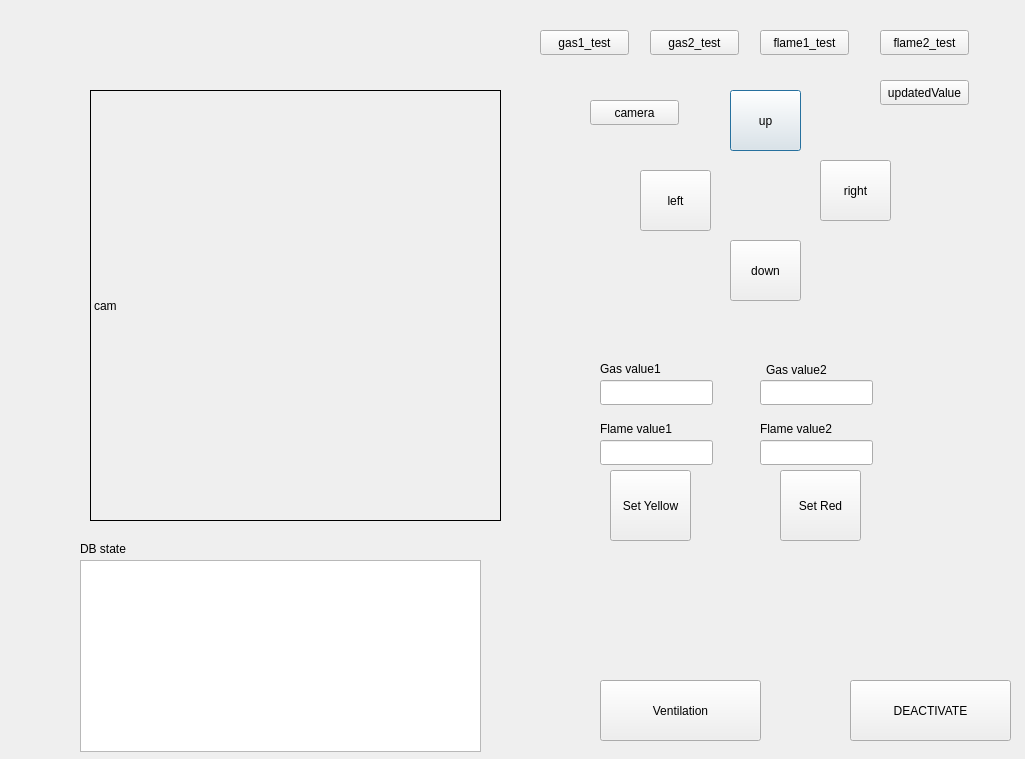
addinedu-ros-6th/iot-repo-4, file Monitoring_system/userMonitor.ui: the form before one commit.
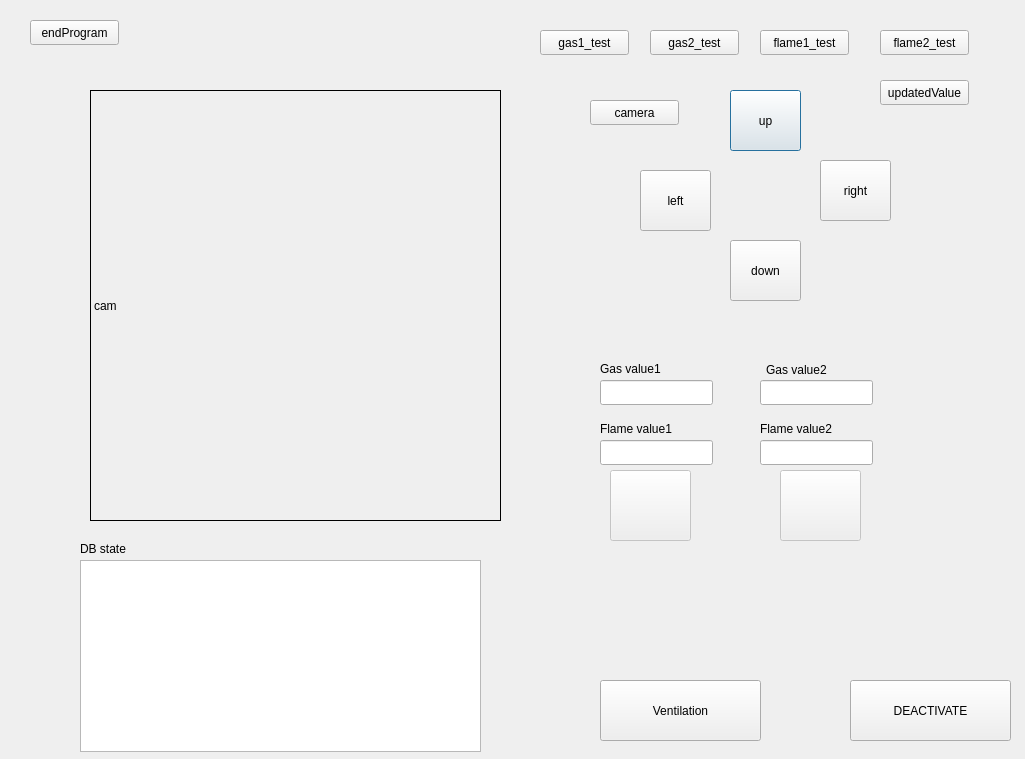
The form after the commit.

Commit message: RFID connection altered

Patch:
```diff
--- a/Monitoring_system/userMonitor.ui
+++ b/Monitoring_system/userMonitor.ui
@@ -141,6 +141,9 @@
    </property>
   </widget>
   <widget class="QPushButton" name="gas_led_button">
+   <property name="enabled">
+    <bool>false</bool>
+   </property>
    <property name="geometry">
     <rect>
      <x>610</x>
@@ -150,10 +153,13 @@
     </rect>
    </property>
    <property name="text">
-    <string>Set Yellow</string>
+    <string/>
    </property>
   </widget>
   <widget class="QPushButton" name="flame_led_button">
+   <property name="enabled">
+    <bool>false</bool>
+   </property>
    <property name="geometry">
     <rect>
      <x>780</x>
@@ -163,7 +169,7 @@
     </rect>
    </property>
    <property name="text">
-    <string>Set Red</string>
+    <string/>
    </property>
   </widget>
   <widget class="QTableWidget" name="log_tableWidget">
@@ -326,6 +332,19 @@
     <string>updatedValue</string>
    </property>
   </widget>
+  <widget class="QPushButton" name="end_program_button">
+   <property name="geometry">
+    <rect>
+     <x>30</x>
+     <y>20</y>
+     <width>89</width>
+     <height>25</height>
+    </rect>
+   </property>
+   <property name="text">
+    <string>endProgram</string>
+   </property>
+  </widget>
  </widget>
  <resources/>
  <connections/>
```
The commit also changes 1 other file.
